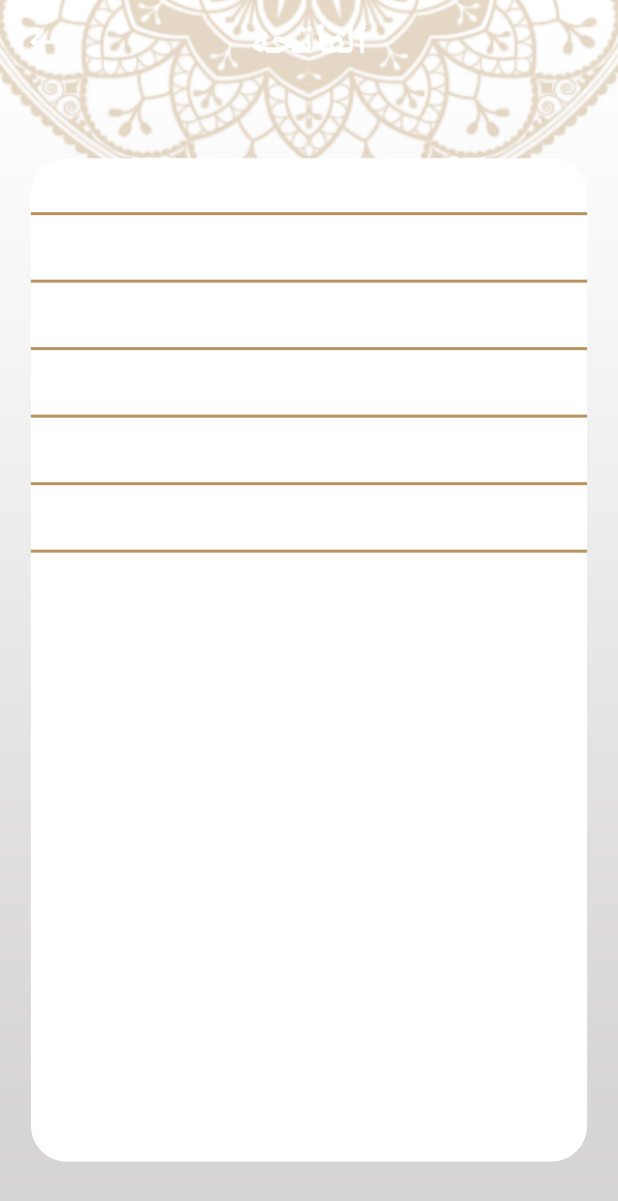
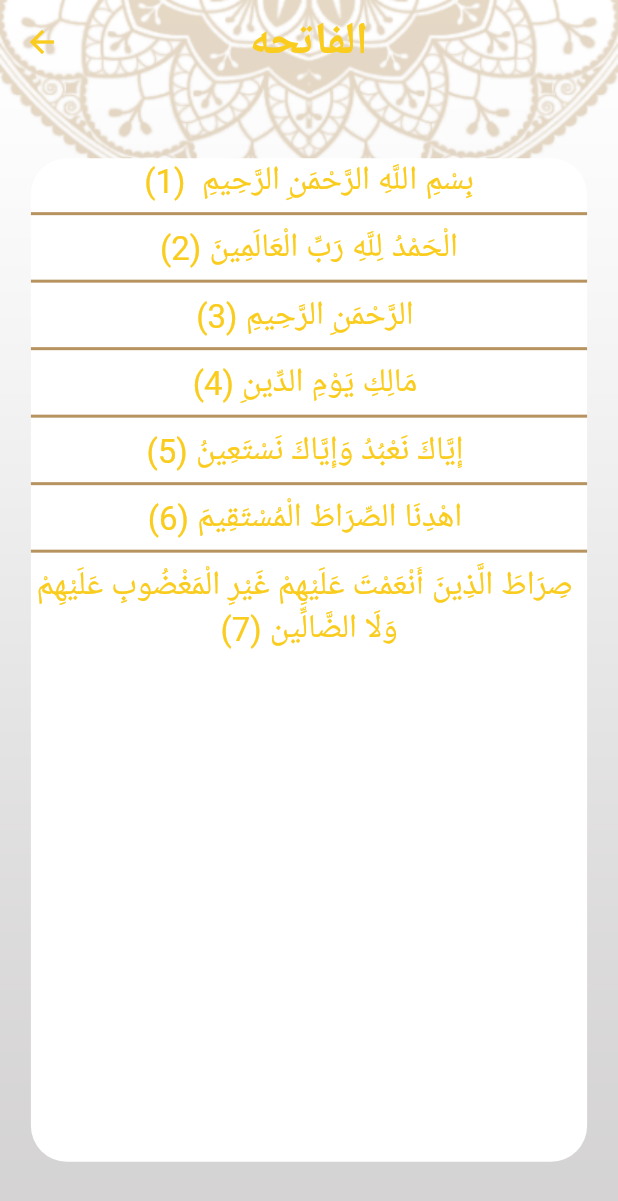
Before and after one commit to yasser-hammouda/islami_app, a Flutter app: the screen it shows after launch, after a tap on "الفاتحه", on a phone screen of 412 x 824 dp. Shown: the top 1201 px of the screen. Run offline on Flutter 3.47's test engine with Material 3 defaults, Android fonts, the phone set to English and light mode, and no system bars; generated files the repository leaves out were written again.

Commit message:
complete the project 18/7/2024

```diff
--- a/lib/home/homeScreen.dart
+++ b/lib/home/homeScreen.dart
@@ -1,10 +1,13 @@
 import 'package:flutter/material.dart';
+import 'package:islami/home/app_colors.dart';
 import 'package:islami/home/hadeth/hadeth_tab.dart';
 import 'package:islami/home/quran/quran_tab.dart';
 import 'package:islami/home/radio/radio_tab.dart';
 import 'package:islami/home/sebeha/sebha_tab.dart';
 import 'package:flutter_gen/gen_l10n/app_localizations.dart';
 import 'package:islami/home/settings/settings_tab.dart';
+import 'package:islami/providers/app_config_provider.dart';
+import 'package:provider/provider.dart';
 
 class HomeScreen extends StatefulWidget {
   static const String routeName = 'homeScreen';
@@ -18,9 +21,17 @@ class _HomeScreenState extends State<HomeScreen> {
 
   @override
   Widget build(BuildContext context) {
+    var provider = Provider.of<AppConfigProvider>(context);
     return Stack(
       children: [
-        Image.asset(
+        provider.isDarkMode()
+            ? Image.asset(
+                'assets/images/main_background_dark.png',
+                width: double.infinity,
+                height: double.infinity,
+                fit: BoxFit.fill,
+              )
+            : Image.asset(
           'assets/images/background.png',
           width: double.infinity,
           height: double.infinity,
@@ -35,7 +46,9 @@ class _HomeScreenState extends State<HomeScreen> {
           ),
           bottomNavigationBar: Theme(
             data: Theme.of(context).copyWith(
-              canvasColor: Theme.of(context).primaryColor,
+              canvasColor: provider.isDarkMode()
+                  ? AppColors.primaryDarkColor
+                  : AppColors.primaryLightColor,
             ),
             child: BottomNavigationBar(
               currentIndex: selectedIndex,
--- a/lib/home/my_theme_data.dart
+++ b/lib/home/my_theme_data.dart
@@ -46,27 +46,27 @@ class MyThemeData {
       backgroundColor: Colors.transparent,
       elevation: 0,
       centerTitle: true,
-      iconTheme: IconThemeData(color: AppColors.whiteColor),
+      iconTheme: IconThemeData(color: AppColors.yellowColor),
     ),
     textTheme: TextTheme(
       bodyLarge: TextStyle(
         fontSize: 30,
         fontWeight: FontWeight.bold,
-        color: AppColors.whiteColor,
+        color: AppColors.yellowColor,
       ),
       bodyMedium: TextStyle(
         fontSize: 25,
         fontWeight: FontWeight.w600,
-        color: AppColors.whiteColor,
+        color: AppColors.yellowColor,
       ),
       titleLarge: TextStyle(
         fontSize: 22,
         fontWeight: FontWeight.w400,
-        color: AppColors.whiteColor,
+        color: AppColors.yellowColor,
       ),
     ),
     bottomNavigationBarTheme: BottomNavigationBarThemeData(
-      //backgroundColor: AppColors.primaryLightColor,
+      backgroundColor: AppColors.primaryLightColor,
       selectedItemColor: AppColors.yellowColor,
       unselectedItemColor: AppColors.whiteColor,
       showUnselectedLabels: true,
--- a/lib/home/quran/quran_tab.dart
+++ b/lib/home/quran/quran_tab.dart
@@ -2,6 +2,8 @@ import 'package:flutter/material.dart';
 import 'package:islami/home/app_colors.dart';
 import 'package:islami/home/quran/item_sura_name.dart';
 import 'package:flutter_gen/gen_l10n/app_localizations.dart';
+import 'package:islami/providers/app_config_provider.dart';
+import 'package:provider/provider.dart';
 
 class QuranTab extends StatelessWidget {
   List<String> names = [
@@ -123,12 +125,15 @@ class QuranTab extends StatelessWidget {
 
   @override
   Widget build(BuildContext context) {
+    var provider = Provider.of<AppConfigProvider>(context);
     return Column(
       children: [
         Expanded(child: Image.asset('assets/images/quran_logo.png')),
         Divider(
           thickness: 3,
-          color: AppColors.primaryLightColor,
+          color: provider.isDarkMode()
+              ? AppColors.yellowColor
+              : AppColors.primaryLightColor,
         ),
         Text(
           AppLocalizations.of(context)!.sura_name,
@@ -136,7 +141,9 @@ class QuranTab extends StatelessWidget {
         ),
         Divider(
           thickness: 3,
-          color: AppColors.primaryLightColor,
+          color: provider.isDarkMode()
+              ? AppColors.yellowColor
+              : AppColors.primaryLightColor,
         ),
         Expanded(
             flex: 2,
@@ -147,7 +154,9 @@ class QuranTab extends StatelessWidget {
                     ),
                 separatorBuilder: (context, index) => Divider(
                       thickness: 2,
-                      color: AppColors.primaryLightColor,
+                      color: provider.isDarkMode()
+                          ? AppColors.yellowColor
+                          : AppColors.primaryLightColor,
                     ),
                 itemCount: names.length))
       ],
--- a/lib/home/quran/sura_details_screen.dart
+++ b/lib/home/quran/sura_details_screen.dart
@@ -3,6 +3,8 @@ import 'package:flutter/services.dart';
 import 'package:islami/home/app_colors.dart';
 import 'package:islami/home/quran/item_sura_details_screen.dart';
 import 'package:islami/home/quran/item_sura_name.dart';
+import 'package:islami/providers/app_config_provider.dart';
+import 'package:provider/provider.dart';
 
 class SuraDetailsScreen extends StatefulWidget {
   static const String routeName = 'sura_details_screen';
@@ -17,12 +19,20 @@ class _SuraDetailsScreenState extends State<SuraDetailsScreen> {
   @override
   Widget build(BuildContext context) {
     var args = ModalRoute.of(context)?.settings.arguments as SuraDetailsArgs;
+    var provider = Provider.of<AppConfigProvider>(context);
     if (verses.isEmpty) {
       loadFile(args.index);
     }
     return Stack(
       children: [
-        Image.asset(
+        provider.isDarkMode()
+            ? Image.asset(
+                'assets/images/main_background_dark.png',
+                width: double.infinity,
+                height: double.infinity,
+                fit: BoxFit.fill,
+              )
+            : Image.asset(
           'assets/images/background.png',
           width: double.infinity,
           height: double.infinity,
@@ -38,7 +48,9 @@ class _SuraDetailsScreenState extends State<SuraDetailsScreen> {
           body: verses.isEmpty
               ? Center(
                   child: CircularProgressIndicator(
-                  color: AppColors.primaryLightColor,
+                  color: provider.isDarkMode()
+                      ? AppColors.primaryDarkColor
+                      : AppColors.primaryLightColor,
                 ))
               : Container(
                   margin: EdgeInsets.symmetric(
@@ -47,7 +59,9 @@ class _SuraDetailsScreenState extends State<SuraDetailsScreen> {
                   ),
                   decoration: BoxDecoration(
                     borderRadius: BorderRadius.circular(24),
-                    color: AppColors.whiteColor,
+                    color: provider.isDarkMode()
+                        ? AppColors.primaryDarkColor
+                        : AppColors.whiteColor,
                   ),
                   child: ListView.separated(
                     itemBuilder: (context, index) {
@@ -60,7 +74,9 @@ class _SuraDetailsScreenState extends State<SuraDetailsScreen> {
                     separatorBuilder: (context, index) {
                       return Divider(
                         thickness: 2,
-                        color: AppColors.primaryLightColor,
+                        color: provider.isDarkMode()
+                            ? AppColors.primaryDarkColor
+                            : AppColors.primaryLightColor,
                       );
                     },
                   ),
--- a/lib/home/radio/radio_tab.dart
+++ b/lib/home/radio/radio_tab.dart
@@ -10,7 +10,9 @@ class RadioTab extends StatelessWidget {
         mainAxisAlignment: MainAxisAlignment.spaceAround,
         children: [
           Image.asset('assets/images/radio_logo.png'),
-          Text('Holy Quran Radio'),
+          Text(
+            AppLocalizations.of(context)!.holy_quran_radio,
+          ),
           Image.asset('assets/images/radio_bottom.png'),
         ],
       ),
--- a/lib/home/settings/settings_tab.dart
+++ b/lib/home/settings/settings_tab.dart
@@ -10,6 +10,7 @@ class SettingsTab extends StatelessWidget {
   @override
   Widget build(BuildContext context) {
     var provider = Provider.of<AppConfigProvider>(context);
+
     return Container(
       margin: EdgeInsets.all(15),
       child: Column(
@@ -71,7 +72,9 @@ class SettingsTab extends StatelessWidget {
                 mainAxisAlignment: MainAxisAlignment.spaceBetween,
                 children: [
                   Text(
-                    AppLocalizations.of(context)!.dark,
+                    provider.isDarkMode()
+                        ? AppLocalizations.of(context)!.dark
+                        : AppLocalizations.of(context)!.light,
                     style: Theme.of(context).textTheme.titleLarge,
                   ),
                   Icon(
@@ -97,6 +100,7 @@ class SettingsTab extends StatelessWidget {
 
   void showThemeBottomSheet(BuildContext context) {
     showModalBottomSheet(
+        //backgroundColor: AppColors.yellowColor,
         context: context, builder: (context) => ThemeBottomSheet());
   }
 }
--- a/lib/providers/app_config_provider.dart
+++ b/lib/providers/app_config_provider.dart
@@ -27,4 +27,8 @@ class AppConfigProvider extends ChangeNotifier {
     appTheme = newMode;
     notifyListeners();
   }
+
+  bool isDarkMode() {
+    return appTheme == ThemeMode.dark;
+  }
 }
```
Also changed, not shown: lib/home/hadeth/hadeth_details_screen.dart (+14 -2 lines), lib/home/sebeha/sebha_tab.dart (+45 -9 lines), lib/home/settings/theme_bottom_sheet.dart (+6 -6 lines), lib/l10n/app_ar.arb (+6 -1 lines), lib/l10n/app_en.arb (+6 -1 lines).
